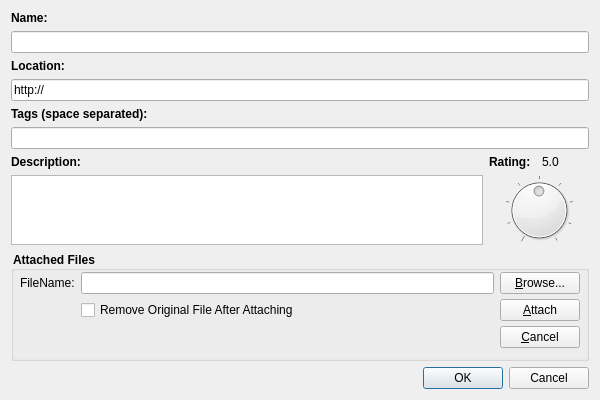
hossein/BookmarkManager, file BookmarkEditDialog.ui: the form before one commit.
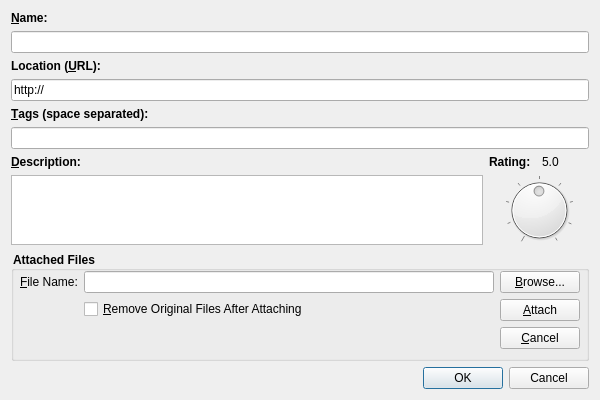
The form after the commit. The open tabs and pages were chosen to show the change. Custom widgets are drawn as their Qt base class.

Commit message:
Add/Edit dialog and DefFile
Worked on the Add/Edit dialog more and almost implemented the DefFile.

```diff
--- a/BookmarkEditDialog.ui
+++ b/BookmarkEditDialog.ui
@@ -20,7 +20,7 @@
       <string notr="true">QLabel { font-weight: bold; }</string>
      </property>
      <property name="text">
-      <string>Name:</string>
+      <string>&amp;Name:</string>
      </property>
      <property name="buddy">
       <cstring>leName</cstring>
@@ -36,7 +36,7 @@
       <string notr="true">QLabel { font-weight: bold; }</string>
      </property>
      <property name="text">
-      <string>Location:</string>
+      <string>Location (&amp;URL):</string>
      </property>
      <property name="buddy">
       <cstring>leURL</cstring>
@@ -56,7 +56,7 @@
       <string notr="true">QLabel { font-weight: bold; }</string>
      </property>
      <property name="text">
-      <string>Tags (space separated):</string>
+      <string>&amp;Tags (space separated):</string>
      </property>
      <property name="buddy">
       <cstring>leTags</cstring>
@@ -80,7 +80,7 @@
            <string notr="true">QLabel { font-weight: bold; }</string>
           </property>
           <property name="text">
-           <string>Description:</string>
+           <string>&amp;Description:</string>
           </property>
           <property name="buddy">
            <cstring>ptxDesc</cstring>
@@ -230,16 +230,13 @@
         </widget>
         <widget class="QWidget" name="pageAttachNew">
          <layout class="QGridLayout" name="gridLayout">
-          <property name="verticalSpacing">
-           <number>4</number>
-          </property>
           <property name="margin">
            <number>0</number>
           </property>
           <item row="0" column="0">
            <widget class="QLabel" name="lblFileName">
             <property name="text">
-             <string>FileName:</string>
+             <string>&amp;File Name:</string>
             </property>
             <property name="buddy">
              <cstring>leFileName</cstring>
@@ -249,12 +246,43 @@
           <item row="0" column="1">
            <widget class="QLineEdit" name="leFileName"/>
           </item>
-          <item row="0" column="2">
-           <widget class="QPushButton" name="btnBrowse">
-            <property name="text">
-             <string>&amp;Browse...</string>
-            </property>
-           </widget>
+          <item row="0" column="2" rowspan="3">
+           <layout class="QVBoxLayout" name="verticalLayout_5">
+            <item>
+             <widget class="QPushButton" name="btnBrowse">
+              <property name="text">
+               <string>&amp;Browse...</string>
+              </property>
+             </widget>
+            </item>
+            <item>
+             <widget class="QPushButton" name="btnAttach">
+              <property name="text">
+               <string>&amp;Attach</string>
+              </property>
+             </widget>
+            </item>
+            <item>
+             <widget class="QPushButton" name="btnCancelAttach">
+              <property name="text">
+               <string>&amp;Cancel</string>
+              </property>
+             </widget>
+            </item>
+            <item>
+             <spacer name="verticalSpacer_2">
+              <property name="orientation">
+               <enum>Qt::Vertical</enum>
+              </property>
+              <property name="sizeHint" stdset="0">
+               <size>
+                <width>20</width>
+                <height>40</height>
+               </size>
+              </property>
+             </spacer>
+            </item>
+           </layout>
           </item>
           <item row="1" column="0">
            <widget class="QWidget" name="widget_2" native="true"/>
@@ -262,14 +290,7 @@
           <item row="1" column="1">
            <widget class="QCheckBox" name="chkRemoveOriginalFile">
             <property name="text">
-             <string>Remove Original File After Attaching</string>
-            </property>
-           </widget>
-          </item>
-          <item row="1" column="2">
-           <widget class="QPushButton" name="btnAttach">
-            <property name="text">
-             <string>&amp;Attach</string>
+             <string>&amp;Remove Original Files After Attaching</string>
             </property>
            </widget>
           </item>
@@ -289,13 +310,6 @@
             </property>
            </spacer>
           </item>
-          <item row="2" column="2">
-           <widget class="QPushButton" name="btnCancelAttach">
-            <property name="text">
-             <string>&amp;Cancel</string>
-            </property>
-           </widget>
-          </item>
          </layout>
          <zorder>chkRemoveOriginalFile</zorder>
          <zorder>btnAttach</zorder>
```
Left out of the diff: 3 changed lines with no effect on the pictures. The commit also changes 6 other files.
